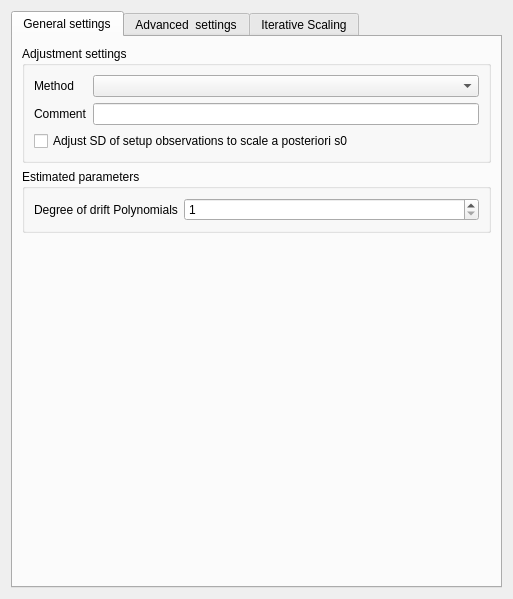
Above: gravtools/gui/dialog_estimation_settings.ui from ahellers/GravTools before the change. Below: the same form after it.
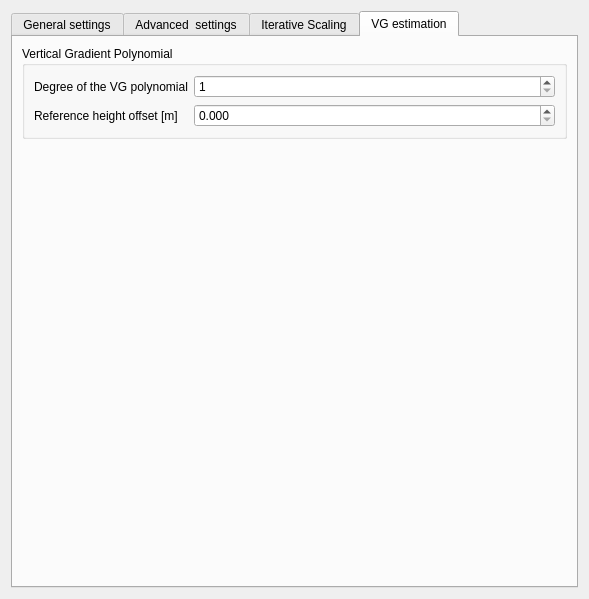
That is the form after the change. The open tabs and pages were chosen to show the change.

Commit message: worked on VG estimation. Changed estimation settings GUI. Numerous modification in different parts of the code as preparation for vg estimation scheme in new module vg_slm_diff.py.

What changed in the file:
```diff
--- a/gravtools/gui/dialog_estimation_settings.ui
+++ b/gravtools/gui/dialog_estimation_settings.ui
@@ -6,7 +6,7 @@
    <rect>
     <x>0</x>
     <y>0</y>
-    <width>513</width>
+    <width>589</width>
     <height>599</height>
    </rect>
   </property>
@@ -16,6 +16,9 @@
   <layout class="QVBoxLayout" name="verticalLayout_3">
    <item>
     <widget class="QTabWidget" name="tabWidget_estimation_settings">
+     <property name="enabled">
+      <bool>true</bool>
+     </property>
      <property name="currentIndex">
       <number>0</number>
      </property>
@@ -84,7 +87,7 @@
        <item>
         <widget class="QGroupBox" name="groupBox_parameters">
          <property name="title">
-          <string>Estimated parameters</string>
+          <string>Estimated general parameters</string>
          </property>
          <layout class="QVBoxLayout" name="verticalLayout_2">
           <item>
@@ -687,6 +690,94 @@
        </item>
       </layout>
      </widget>
+     <widget class="QWidget" name="tab_vg_estimation">
+      <attribute name="title">
+       <string>VG estimation</string>
+      </attribute>
+      <layout class="QVBoxLayout" name="verticalLayout_16">
+       <item>
+        <widget class="QGroupBox" name="groupBox_vg_polynomial">
+         <property name="toolTip">
+          <string>Settings for the parameterization of the estimated vertical gravity gradient.</string>
+         </property>
+         <property name="title">
+          <string>Vertical Gradient Polynomial </string>
+         </property>
+         <layout class="QVBoxLayout" name="verticalLayout_15">
+          <item>
+           <layout class="QFormLayout" name="formLayout_10">
+            <item row="0" column="0">
+             <widget class="QLabel" name="label_vg_polynomial_degree">
+              <property name="toolTip">
+               <string>Degree of the estimated vertical gravity gradient polynomial</string>
+              </property>
+              <property name="text">
+               <string>Degree of the VG polynomial</string>
+              </property>
+             </widget>
+            </item>
+            <item row="0" column="1">
+             <widget class="QSpinBox" name="spinBox_vg_polynomial_degree">
+              <property name="toolTip">
+               <string>Degree of the estimated vertical gravity gradient polynomial</string>
+              </property>
+              <property name="minimum">
+               <number>1</number>
+              </property>
+              <property name="maximum">
+               <number>3</number>
+              </property>
+             </widget>
+            </item>
+            <item row="1" column="0">
+             <widget class="QLabel" name="label_vg_polynomial_ref_height_offset_m">
+              <property name="toolTip">
+               <string>The reference height for the vertical gravity gradient polynomial ist the height of the control point. With this option it is possible to introduce an offset to the reference height.</string>
+              </property>
+              <property name="text">
+               <string>Reference height offset [m]</string>
+              </property>
+             </widget>
+            </item>
+            <item row="1" column="1">
+             <widget class="QDoubleSpinBox" name="doubleSpinBox_vg_polynomial_ref_height_offset_m">
+              <property name="toolTip">
+               <string>The reference height for the vertical gravity gradient polynomial ist the height of the control point. With this option it is possible to introduce an offset to the reference height.</string>
+              </property>
+              <property name="decimals">
+               <number>3</number>
+              </property>
+              <property name="maximum">
+               <double>99.998999999999995</double>
+              </property>
+              <property name="singleStep">
+               <double>0.001000000000000</double>
+              </property>
+              <property name="stepType">
+               <enum>QAbstractSpinBox::DefaultStepType</enum>
+              </property>
+             </widget>
+            </item>
+           </layout>
+          </item>
+         </layout>
+        </widget>
+       </item>
+       <item>
+        <spacer name="verticalSpacer_4">
+         <property name="orientation">
+          <enum>Qt::Vertical</enum>
+         </property>
+         <property name="sizeHint" stdset="0">
+          <size>
+           <width>20</width>
+           <height>419</height>
+          </size>
+         </property>
+        </spacer>
+       </item>
+      </layout>
+     </widget>
     </widget>
    </item>
   </layout>
```
The commit also changes 7 other files.
